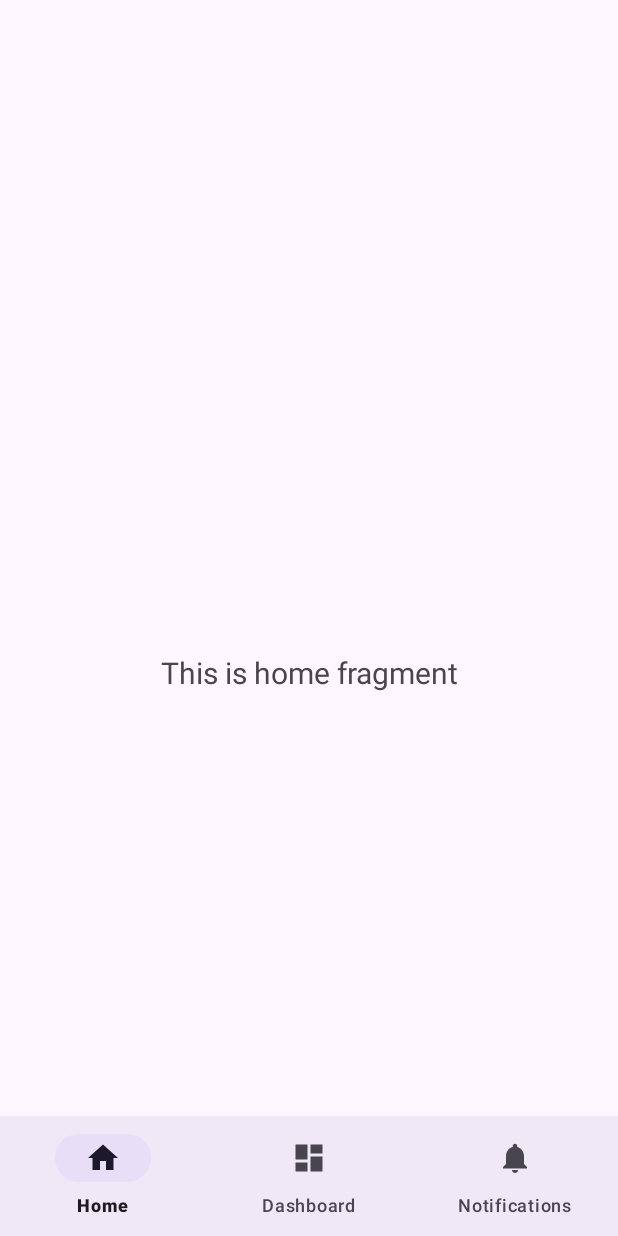
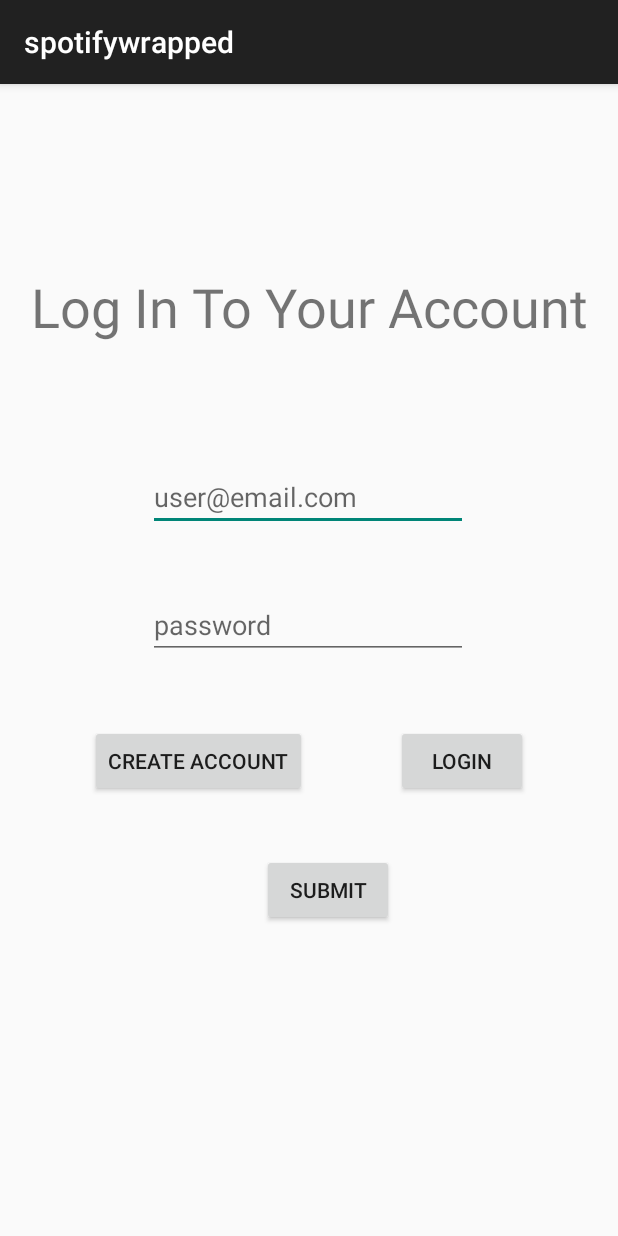
Before and after one commit to pnung/spotifywrapped, an Android app: the screen it shows after launch (MainActivity before the commit, EmailPasswordFirebaseAuth after it), on a phone screen of 412 x 824 dp. Run offline under Robolectric (Android 15) with nearby library versions, the phone set to English and light mode, and no system bars; our stand-ins replace Firebase (no records; nobody signed in at launch, a user with empty details on screens opened directly), navigation-ui.

Commit message:
added basic email/password login screen. app currently starts with main activity, but i added logic to force it to the login/create account screen if no user is authenticated. for future consideration, we may want to just start with the account activity but that doesnt really matter right now. this commit does not contain any logic for actually logging in/creating an account.

```diff
--- a/app/src/main/AndroidManifest.xml
+++ b/app/src/main/AndroidManifest.xml
@@ -10,8 +10,10 @@
         android:label="@string/app_name"
         android:roundIcon="@mipmap/ic_launcher_round"
         android:supportsRtl="true"
-        android:theme="@style/Theme.Spotifywrapped"
+        android:theme="@style/Theme.AppCompat.DayNight.DarkActionBar"
         tools:targetApi="31">
+        <!--Changed the theme to be a NoActionBar one -->
+
         <activity
             android:name=".EmailPasswordFirebaseAuth"
             android:exported="false" />
--- a/app/src/main/java/com/example/spotifywrapped/EmailPasswordFirebaseAuth.java
+++ b/app/src/main/java/com/example/spotifywrapped/EmailPasswordFirebaseAuth.java
@@ -1,13 +1,14 @@
 package com.example.spotifywrapped;
 
 import android.os.Bundle;
+import android.view.View;
+import android.widget.Button;
+import android.widget.EditText;
+import android.widget.TextView;
 
-import androidx.activity.EdgeToEdge;
 import androidx.appcompat.app.AppCompatActivity;
-import androidx.core.graphics.Insets;
-import androidx.core.view.ViewCompat;
-import androidx.core.view.WindowInsetsCompat;
 
+import com.example.spotifywrapped.databinding.ActivityEmailPasswordFirebaseAuthBinding;
 import com.google.firebase.auth.FirebaseAuth;
 import com.google.firebase.auth.FirebaseUser;
 
@@ -15,19 +16,58 @@ public class EmailPasswordFirebaseAuth extends AppCompatActivity {
 
     private FirebaseAuth mAuth;
 
+    private EditText emailEntry;
+    private EditText passwordEntry;
+    private Button createAccountPageButton;
+    private Button loginPageButton;
+    private Button submitAccountDetailsButton;
+    private TextView pageStateTextView;
+
+    //binding to reference views/things in layout
+    private ActivityEmailPasswordFirebaseAuthBinding binding;
+
     @Override
     protected void onCreate(Bundle savedInstanceState) {
         super.onCreate(savedInstanceState);
-        EdgeToEdge.enable(this);
-        setContentView(R.layout.activity_email_password_firebase_auth);
-        ViewCompat.setOnApplyWindowInsetsListener(findViewById(R.id.main), (v, insets) -> {
-            Insets systemBars = insets.getInsets(WindowInsetsCompat.Type.systemBars());
-            v.setPadding(systemBars.left, systemBars.top, systemBars.right, systemBars.bottom);
-            return insets;
-        });
+
+//        EdgeToEdge.enable(this); //makes the content draw behind the system bars
+//        setContentView(R.layout.activity_email_password_firebase_auth);
+
+        //idk what this code does
+//        ViewCompat.setOnApplyWindowInsetsListener(findViewById(R.id.main), (v, insets) -> {
+//            Insets systemBars = insets.getInsets(WindowInsetsCompat.Type.systemBars());
+//            v.setPadding(systemBars.left, systemBars.top, systemBars.right, systemBars.bottom);
+//            return insets;
+//        });
+
+        //assign the binding reference and set the view of the screen
+        binding = ActivityEmailPasswordFirebaseAuthBinding.inflate(getLayoutInflater());
+        setContentView(binding.getRoot());
+
+        //assign references to views in the xml
+        emailEntry = binding.emailPassLayoutEmailAddress;       //reference to the email entry field
+        passwordEntry = binding.emailPassLayoutPassword;        //reference to the password entry field
+
+        createAccountPageButton = binding.emailPassLayoutCreateAccountPageButton;   //reference to the button that sets the page to create account mode
+        loginPageButton = binding.emailPassLayoutLoginPageButton;                   //reference to the button that sets the page to login to account mode
+        submitAccountDetailsButton = binding.emailPassLayoutSubmitButton;           //reference to the button that submits details for account creation/login
+
+        pageStateTextView = binding.emailPassLayoutPageState;                       //reference to the textview that indicates the state of the page
 
         //initialize the FirebaseAuth instance
         mAuth = FirebaseAuth.getInstance();
+
+
+        //button setups
+        createAccountPageButton.setOnClickListener(new View.OnClickListener() {
+            @Override
+            public void onClick(View v) {
+                pageStateTextView.setText(R.string.Creation_Page_State);
+            }
+        });
+
+
+
     }
 
     @Override
@@ -35,8 +75,8 @@ public class EmailPasswordFirebaseAuth extends AppCompatActivity {
         super.onStart();
         //check if user is signed in (non-null) and update UI accordingly
         FirebaseUser currentUser = mAuth.getCurrentUser();
-        if (currentUser != null) {
-
+        if (currentUser != null) { //user is signed in
+            //go do some other activity
         }
     }
 }
--- a/app/src/main/java/com/example/spotifywrapped/MainActivity.java
+++ b/app/src/main/java/com/example/spotifywrapped/MainActivity.java
@@ -1,5 +1,6 @@
 package com.example.spotifywrapped;
 
+import android.content.Intent;
 import android.os.Bundle;
 
 import com.google.android.material.bottomnavigation.BottomNavigationView;
@@ -11,6 +12,8 @@ import androidx.navigation.ui.AppBarConfiguration;
 import androidx.navigation.ui.NavigationUI;
 
 import com.example.spotifywrapped.databinding.ActivityMainBinding;
+import com.google.firebase.auth.FirebaseAuth;
+import com.google.firebase.auth.FirebaseUser;
 
 public class MainActivity extends AppCompatActivity {
 
@@ -23,6 +26,7 @@ public class MainActivity extends AppCompatActivity {
         binding = ActivityMainBinding.inflate(getLayoutInflater());
         setContentView(binding.getRoot());
 
+
         BottomNavigationView navView = findViewById(R.id.nav_view);
         // Passing each menu ID as a set of Ids because each
         // menu should be considered as top level destinations.
@@ -32,6 +36,15 @@ public class MainActivity extends AppCompatActivity {
         NavController navController = Navigation.findNavController(this, R.id.nav_host_fragment_activity_main);
         NavigationUI.setupActionBarWithNavController(this, navController, appBarConfiguration);
         NavigationUI.setupWithNavController(binding.navView, navController);
+
+
+
+        //check if user is authorized
+        FirebaseUser user = FirebaseAuth.getInstance().getCurrentUser();
+        if (user != null) {
+            //user is authorized logic
+        } else {
+            startActivity(new Intent(this, EmailPasswordFirebaseAuth.class));
+        }
     }
-
 }
--- a/app/src/main/res/layout/activity_email_password_firebase_auth.xml
+++ b/app/src/main/res/layout/activity_email_password_firebase_auth.xml
@@ -7,4 +7,77 @@
     android:layout_height="match_parent"
     tools:context=".EmailPasswordFirebaseAuth">
 
+
+    <Button
+        android:id="@+id/emailPassLayout_LoginPageButton"
+        android:layout_width="wrap_content"
+        android:layout_height="wrap_content"
+        android:text="@string/log_in_button"
+        app:layout_constraintBottom_toBottomOf="parent"
+        app:layout_constraintEnd_toEndOf="parent"
+        app:layout_constraintStart_toEndOf="@id/emailPassLayout_CreateAccountPageButton"
+        app:layout_constraintTop_toBottomOf="@id/emailPassLayout_Password"
+        app:layout_constraintVertical_bias="0.13" />
+
+    <Button
+        android:id="@+id/emailPassLayout_CreateAccountPageButton"
+        android:layout_width="wrap_content"
+        android:layout_height="wrap_content"
+        android:text="@string/create_account_button"
+        app:layout_constraintBottom_toBottomOf="parent"
+        app:layout_constraintEnd_toStartOf="@+id/emailPassLayout_LoginPageButton"
+        app:layout_constraintStart_toStartOf="parent"
+        app:layout_constraintTop_toBottomOf="@id/emailPassLayout_Password"
+        app:layout_constraintVertical_bias="0.13" />
+
+    <Button
+        android:id="@+id/emailPassLayout_SubmitButton"
+        android:layout_width="wrap_content"
+        android:layout_height="wrap_content"
+        android:text="@string/submit_button"
+        app:layout_constraintBottom_toBottomOf="parent"
+        app:layout_constraintEnd_toEndOf="parent"
+        app:layout_constraintHorizontal_bias="0.54"
+        app:layout_constraintStart_toStartOf="parent"
+        app:layout_constraintTop_toBottomOf="@id/emailPassLayout_CreateAccountPageButton"
+        app:layout_constraintVertical_bias="0.155" />
+
+    <EditText
+        android:id="@+id/emailPassLayout_EmailAddress"
+        android:layout_width="wrap_content"
+        android:layout_height="wrap_content"
+        android:layout_marginTop="80dp"
+        android:ems="10"
+        android:hint="@string/sample_email_hint"
+        android:inputType="textEmailAddress"
+        app:layout_constraintEnd_toEndOf="parent"
+        app:layout_constraintHorizontal_bias="0.497"
+        app:layout_constraintStart_toStartOf="parent"
+        app:layout_constraintTop_toBottomOf="@+id/emailPassLayout_PageState" />
+
+    <EditText
+        android:id="@+id/emailPassLayout_Password"
+        android:layout_width="wrap_content"
+        android:layout_height="wrap_content"
+        android:layout_marginTop="40dp"
+        android:ems="10"
+        android:hint="@string/password_hint"
+        android:inputType="textPassword"
+        app:layout_constraintEnd_toEndOf="parent"
+        app:layout_constraintHorizontal_bias="0.497"
+        app:layout_constraintStart_toStartOf="parent"
+        app:layout_constraintTop_toBottomOf="@+id/emailPassLayout_EmailAddress" />
+
+    <TextView
+        android:id="@+id/emailPassLayout_PageState"
+        android:layout_width="wrap_content"
+        android:layout_height="wrap_content"
+        android:layout_marginTop="124dp"
+        android:text="@string/LogIn_Page_State"
+        android:textSize="36sp"
+        app:layout_constraintEnd_toEndOf="parent"
+        app:layout_constraintStart_toStartOf="parent"
+        app:layout_constraintTop_toTopOf="parent" />
+
+
 </androidx.constraintlayout.widget.ConstraintLayout>
--- a/app/src/main/res/layout/activity_main.xml
+++ b/app/src/main/res/layout/activity_main.xml
@@ -1,6 +1,7 @@
 <?xml version="1.0" encoding="utf-8"?>
 <androidx.constraintlayout.widget.ConstraintLayout xmlns:android="http://schemas.android.com/apk/res/android"
     xmlns:app="http://schemas.android.com/apk/res-auto"
+    xmlns:tools="http://schemas.android.com/tools"
     android:id="@+id/container"
     android:layout_width="match_parent"
     android:layout_height="match_parent"
@@ -30,4 +31,18 @@
         app:layout_constraintTop_toTopOf="parent"
         app:navGraph="@navigation/mobile_navigation" />
 
+    <!--Added the below-->
+<!--    <androidx.appcompat.widget.Toolbar-->
+<!--        android:id="@+id/activity_main_ActionBar"-->
+<!--        android:layout_width="match_parent"-->
+<!--        android:layout_height="?attr/actionBarSize"-->
+<!--        android:background="?attr/colorPrimary"-->
+<!--        android:elevation="4dp"-->
+<!--        android:theme="@style/ThemeOverlay.AppCompat.ActionBar"-->
+<!--        android:visibility="visible"-->
+<!--        app:popupTheme="@style/ThemeOverlay.AppCompat.Light"-->
+<!--        tools:layout_editor_absoluteX="0dp"-->
+<!--        tools:layout_editor_absoluteY="-25dp" />-->
+
+
 </androidx.constraintlayout.widget.ConstraintLayout>
--- a/app/src/main/res/values/strings.xml
+++ b/app/src/main/res/values/strings.xml
@@ -55,4 +55,11 @@
     <string name="invalid_username">Not a valid username</string>
     <string name="invalid_password">Password must be >5 characters</string>
     <string name="login_failed">"Login failed"</string>
+    <string name="sample_email_hint">user@email.com</string>
+    <string name="password_hint">password</string>
+    <string name="log_in_button">Login</string>
+    <string name="create_account_button">Create Account</string>
+    <string name="submit_button">Submit</string>
+    <string name="LogIn_Page_State">Log In To Your Account</string>
+    <string name="Creation_Page_State">Create A New Account</string>
 </resources>
```
